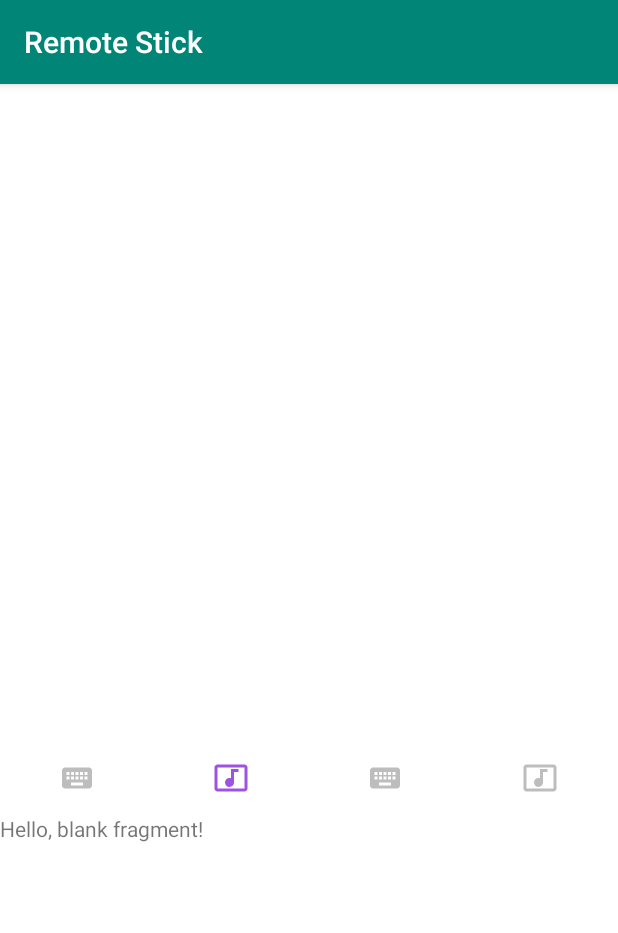
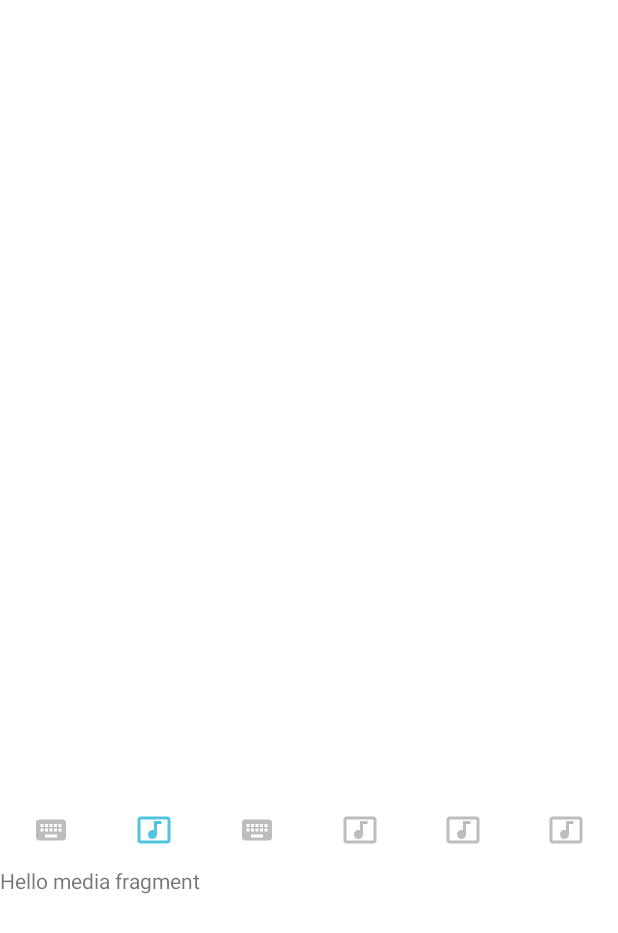
Before and after one commit to VladaMamutova/RemoteStick, an Android app: the ControlActivity screen opened directly, with no data from a screen before it, tab 2 chosen, on a phone screen of 412 x 824 dp. Shown: the top 933 px of the screen. Run offline under Robolectric (Android 15) with nearby library versions, the phone set to English and light mode, and no system bars.

Commit message:
style(client): setup tablayout, show/hide viewPager, set icon's color

```diff
--- a/RemoteStick/app/src/main/AndroidManifest.xml
+++ b/RemoteStick/app/src/main/AndroidManifest.xml
@@ -13,7 +13,8 @@
             android:roundIcon="@mipmap/ic_launcher_round"
             android:supportsRtl="true"
             android:theme="@style/AppTheme">
-        <activity android:name=".ui.activities.ControlActivity">
+        <activity android:name=".ui.activities.ControlActivity"
+                  android:theme="@style/Theme.AppCompat.Light.NoActionBar">
         </activity>
         <activity android:name=".ui.activities.AddDeviceActivity">
         </activity>
--- a/RemoteStick/app/src/main/java/ru/vladamamutova/remotestick/ui/activities/ControlActivity.kt
+++ b/RemoteStick/app/src/main/java/ru/vladamamutova/remotestick/ui/activities/ControlActivity.kt
@@ -3,16 +3,22 @@ package ru.vladamamutova.remotestick.ui.activities
 import android.content.Intent
 import android.os.Build
 import android.os.Bundle
+import android.view.View
+import android.widget.RelativeLayout
 import android.widget.Toast
 import androidx.appcompat.app.AppCompatActivity
 import androidx.core.content.ContextCompat
 import androidx.viewpager.widget.ViewPager
+import com.google.android.material.tabs.TabLayout
+import com.google.android.material.tabs.TabLayout.OnTabSelectedListener
 import kotlinx.android.synthetic.main.activity_control.*
 import ru.vladamamutova.remotestick.R
 import ru.vladamamutova.remotestick.service.RemoteStickClient
 import ru.vladamamutova.remotestick.ui.adapters.ViewPagerAdapter
 import ru.vladamamutova.remotestick.ui.fragments.KeyboardFragment
+import ru.vladamamutova.remotestick.ui.fragments.MediaFragment
 import kotlin.concurrent.thread
+
 
 class ControlActivity : AppCompatActivity() {
     private var disconnectionToast: Toast? = null
@@ -21,6 +27,11 @@ class ControlActivity : AppCompatActivity() {
         super.onCreate(savedInstanceState)
         setContentView(R.layout.activity_control)
 
+        viewPager.layoutParams = RelativeLayout.LayoutParams(
+            RelativeLayout.LayoutParams.MATCH_PARENT,
+            (resources.displayMetrics.heightPixels * 0.3).toInt())
+            .apply { addRule(RelativeLayout.BELOW, R.id.tabs); }
+
         setupViewPager(viewPager)
         tabs.setupWithViewPager(viewPager)
 
@@ -28,13 +39,49 @@ class ControlActivity : AppCompatActivity() {
         tabs.getTabAt(1)!!.setIcon(R.drawable.ic_music_video)
         tabs.getTabAt(2)!!.setIcon(R.drawable.ic_keyboard)
         tabs.getTabAt(3)!!.setIcon(R.drawable.ic_music_video)
+        tabs.getTabAt(4)!!.setIcon(R.drawable.ic_music_video)
+        tabs.getTabAt(5)!!.setIcon(R.drawable.ic_music_video)
 
         if (Build.VERSION.SDK_INT >= Build.VERSION_CODES.M) {
-            tabs.getTabAt(0)!!.icon!!.setTintList(ContextCompat.getColorStateList(this, R.color.violet_tab_selector))
-            tabs.getTabAt(1)!!.icon!!.setTintList(ContextCompat.getColorStateList(this, R.color.blue_tab_selector))
-            tabs.getTabAt(2)!!.icon!!.setTintList(ContextCompat.getColorStateList(this, R.color.green_tab_selector))
-            tabs.getTabAt(3)!!.icon!!.setTintList(ContextCompat.getColorStateList(this, R.color.pink_tab_selector))
+            tabs.getTabAt(0)!!.setIconTintList(R.color.violet_tab_selector)
+            tabs.getTabAt(1)!!.setIconTintList(R.color.blue_tab_selector)
+            tabs.getTabAt(2)!!.setIconTintList(R.color.green_tab_selector)
+            tabs.getTabAt(3)!!.setIconTintList(R.color.pink_tab_selector)
+            tabs.getTabAt(4)!!.setIconTintList(R.color.violet_tab_selector)
+            tabs.getTabAt(5)!!.setIconTintList(R.color.blue_tab_selector)
         }
+
+        tabs.addOnTabSelectedListener(object : OnTabSelectedListener {
+            override fun onTabSelected(tab: TabLayout.Tab) {
+                // При выборе вкладки в любом случае панель инструментов
+                // должна быть открыта.
+                if (viewPager.visibility == View.GONE) {
+                    viewPager.visibility = View.VISIBLE
+                }
+                if (Build.VERSION.SDK_INT >= Build.VERSION_CODES.M) {
+                    when(tab.position) {
+                        0 -> tab.setIconTintList(R.color.violet_tab_selector)
+                        1 -> tab.setIconTintList(R.color.blue_tab_selector)
+                        2 -> tab.setIconTintList(R.color.green_tab_selector)
+                        3 -> tab.setIconTintList(R.color.pink_tab_selector)
+                        4 -> tab.setIconTintList(R.color.violet_tab_selector)
+                        5 -> tab.setIconTintList(R.color.blue_tab_selector)
+                    }
+                }
+            }
+            override fun onTabUnselected(tab: TabLayout.Tab) {}
+            override fun onTabReselected(tab: TabLayout.Tab) {
+                // При повторном выборе вкладки скрываем
+                // панель инструментов, если она была открыта.
+                if (viewPager.visibility == View.VISIBLE) {
+                    viewPager.visibility = View.GONE
+                    tab.setIconTintList(R.color.grey)
+                    tabs.selectTab(null)
+                } /*else {
+                    viewPager.visibility = View.VISIBLE
+                }*/
+            }
+        })
 
         thread {
             RemoteStickClient.myInstance.run()
@@ -54,8 +101,17 @@ class ControlActivity : AppCompatActivity() {
         }
     }
 
+    private fun TabLayout.Tab.setIconTintList(colorResource: Int) {
+        this.icon?.setTintList(
+            ContextCompat.getColorStateList(
+                applicationContext, colorResource
+            )
+        )
+    }
     private fun setupViewPager(viewPager : ViewPager) {
         val adapter = ViewPagerAdapter(supportFragmentManager)
+        adapter.addFragment(KeyboardFragment())
+        adapter.addFragment(MediaFragment())
         adapter.addFragment(KeyboardFragment())
         adapter.addFragment(KeyboardFragment())
         adapter.addFragment(KeyboardFragment())
--- a/RemoteStick/app/src/main/java/ru/vladamamutova/remotestick/ui/activities/MainActivity.kt
+++ b/RemoteStick/app/src/main/java/ru/vladamamutova/remotestick/ui/activities/MainActivity.kt
@@ -40,7 +40,8 @@ class MainActivity : AppCompatActivity() {
     }
 
     fun addDevice(view: View) {
-        val intent = Intent(this, AddDeviceActivity::class.java)
+        //val intent = Intent(this, AddDeviceActivity::class.java)
+        val intent = Intent(this, ControlActivity::class.java)
         startActivity(intent)
         finish()
     }
--- a/RemoteStick/app/src/main/java/ru/vladamamutova/remotestick/ui/adapters/ViewPagerAdapter.kt
+++ b/RemoteStick/app/src/main/java/ru/vladamamutova/remotestick/ui/adapters/ViewPagerAdapter.kt
@@ -1,5 +1,6 @@
 package ru.vladamamutova.remotestick.ui.adapters
 
+import android.text.BoringLayout
 import androidx.fragment.app.Fragment
 import androidx.fragment.app.FragmentManager
 import androidx.fragment.app.FragmentStatePagerAdapter
--- /dev/null
+++ b/RemoteStick/app/src/main/java/ru/vladamamutova/remotestick/ui/custom/NonScrollableViewPager.kt
@@ -0,0 +1,53 @@
+package ru.vladamamutova.remotestick.ui.custom
+
+import android.content.Context
+import android.util.AttributeSet
+import android.view.MotionEvent
+import android.view.animation.DecelerateInterpolator
+import android.widget.Scroller
+import androidx.viewpager.widget.ViewPager
+import java.lang.reflect.Field
+
+
+class NonScrollableViewPager : ViewPager {
+    constructor(context: Context) : super(context) {
+        setMyScroller()
+    }
+
+    constructor(context: Context, attrs: AttributeSet?) : super(context, attrs) {
+        setMyScroller()
+    }
+
+    override fun onTouchEvent(event: MotionEvent?): Boolean {
+        performClick()
+        // Не позволяем скролл при перемещении между вкладками.
+        return false
+    }
+
+    override fun onInterceptTouchEvent(event: MotionEvent?): Boolean {
+        // Не позволяем скролл при перемещении между вкладками.
+        return false
+    }
+
+    override fun performClick(): Boolean {
+        return super.performClick()
+    }
+
+    private fun setMyScroller() {
+        try {
+            val viewpager: Class<*> = ViewPager::class.java
+            val scroller: Field = viewpager.getDeclaredField("mScroller")
+            scroller.isAccessible = true
+            scroller.set(this, MyScroller(context))
+        } catch (e: Exception) {
+            e.printStackTrace()
+        }
+    }
+
+    private class MyScroller(context: Context?) : Scroller(context, DecelerateInterpolator()) {
+        override fun startScroll(startX: Int, startY: Int, dx: Int, dy: Int, duration: Int) {
+            // Для плавного открытия вкладки устанавливаем длительность скролла в 0.005 секунд.
+            super.startScroll(startX, startY, dx, dy, 5 /*0,005 sec*/)
+        }
+    }
+}
--- a/RemoteStick/app/src/main/java/ru/vladamamutova/remotestick/ui/fragments/KeyboardFragment.kt
+++ b/RemoteStick/app/src/main/java/ru/vladamamutova/remotestick/ui/fragments/KeyboardFragment.kt
@@ -42,6 +42,7 @@ class KeyboardFragment : Fragment() {
         // Inflate the layout for this fragment
         return inflater.inflate(R.layout.fragment_keyboard, container, false)
     }
+
 
    /* // TODO: Rename method, update argument and hook method into UI event
     fun onButtonPressed(uri: Uri) {
@@ -89,7 +90,7 @@ class KeyboardFragment : Fragment() {
          */
         // TODO: Rename and change types and number of parameters
         @JvmStatic
-        fun newInstance(): KeyboardFragment = KeyboardFragment()
+        fun newInstance() = KeyboardFragment()
         /*fun newInstance(param1: String, param2: String) =
             KeyboardFragment().apply {
                 arguments = Bundle().apply {
--- /dev/null
+++ b/RemoteStick/app/src/main/java/ru/vladamamutova/remotestick/ui/fragments/MediaFragment.kt
@@ -0,0 +1,55 @@
+package ru.vladamamutova.remotestick.ui.fragments
+
+import android.os.Bundle
+import androidx.fragment.app.Fragment
+import android.view.LayoutInflater
+import android.view.View
+import android.view.ViewGroup
+
+import ru.vladamamutova.remotestick.R
+
+// TODO: Rename parameter arguments, choose names that match
+// the fragment initialization parameters, e.g. ARG_ITEM_NUMBER
+private const val ARG_PARAM1 = "param1"
+private const val ARG_PARAM2 = "param2"
+
+/**
+ * A simple [Fragment] subclass.
+ * Use the [MediaFragment.newInstance] factory method to
+ * create an instance of this fragment.
+ */
+class MediaFragment : Fragment() {
+    // TODO: Rename and change types of parameters
+   /* private var param1: String? = null
+    private var param2: String? = null
+
+    override fun onCreate(savedInstanceState: Bundle?) {
+        super.onCreate(savedInstanceState)
+        arguments?.let {
+            param1 = it.getString(ARG_PARAM1)
+            param2 = it.getString(ARG_PARAM2)
+        }
+    }
+*/
+    override fun onCreateView(
+        inflater: LayoutInflater, container: ViewGroup?,
+        savedInstanceState: Bundle?
+    ): View? {
+        // Inflate the layout for this fragment
+        return inflater.inflate(R.layout.fragment_media, container, false)
+    }
+
+    companion object {
+        /**
+         * Use this factory method to create a new instance of
+         * this fragment using the provided parameters.
+         *
+         * @param param1 Parameter 1.
+         * @param param2 Parameter 2.
+         * @return A new instance of fragment MediaFragment.
+         */
+        // TODO: Rename and change types and number of parameters
+        @JvmStatic
+        fun newInstance() = MediaFragment()
+    }
+}
--- a/RemoteStick/app/src/main/res/layout/activity_control.xml
+++ b/RemoteStick/app/src/main/res/layout/activity_control.xml
@@ -1,23 +1,28 @@
 <?xml version="1.0" encoding="utf-8"?>
-<LinearLayout
+<androidx.constraintlayout.widget.ConstraintLayout
         xmlns:android="http://schemas.android.com/apk/res/android"
         xmlns:tools="http://schemas.android.com/tools"
         xmlns:app="http://schemas.android.com/apk/res-auto"
         tools:context=".ui.activities.ControlActivity"
         android:layout_width="match_parent"
         android:layout_height="match_parent"
-        android:orientation="vertical"
-        android:weightSum="7"
         android:background="@android:color/white">
 
     <androidx.constraintlayout.widget.ConstraintLayout
             android:layout_width="match_parent"
             android:layout_height="0dp"
-            android:layout_weight="4"/>
+            app:layout_constraintTop_toTopOf="parent"
+            app:layout_constraintStart_toStartOf="parent"
+            app:layout_constraintEnd_toEndOf="parent"
+            app:layout_constraintBottom_toTopOf="@+id/toolbar"
+    />
 
-    <RelativeLayout android:layout_width="match_parent"
-                    android:layout_height="0dp"
-                    android:layout_weight="3">
+    <RelativeLayout android:id="@+id/toolbar"
+                    android:layout_width="match_parent"
+                    android:layout_height="wrap_content"
+                    app:layout_constraintStart_toStartOf="parent"
+                    app:layout_constraintEnd_toEndOf="parent"
+                    app:layout_constraintBottom_toBottomOf="parent">
 
         <com.google.android.material.tabs.TabLayout
                 android:id="@+id/tabs"
@@ -27,12 +32,13 @@
                 app:tabMode="fixed"
                 app:tabGravity="fill"/>
 
-        <androidx.viewpager.widget.ViewPager
+        <ru.vladamamutova.remotestick.ui.custom.NonScrollableViewPager
                 android:id="@+id/viewPager"
                 android:layout_width="match_parent"
-                android:layout_height="match_parent"
-                android:layout_below="@+id/tabs"/>
+                android:layout_height="250dp"
+                android:layout_below="@+id/tabs"
+        />
 
     </RelativeLayout>
 
-</LinearLayout>
+</androidx.constraintlayout.widget.ConstraintLayout>
--- /dev/null
+++ b/RemoteStick/app/src/main/res/layout/fragment_media.xml
@@ -0,0 +1,14 @@
+<?xml version="1.0" encoding="utf-8"?>
+<FrameLayout xmlns:android="http://schemas.android.com/apk/res/android"
+             xmlns:tools="http://schemas.android.com/tools"
+             android:layout_width="match_parent"
+             android:layout_height="match_parent"
+             tools:context=".ui.fragments.MediaFragment">
+
+    <!-- TODO: Update blank fragment layout -->
+    <TextView
+            android:layout_width="match_parent"
+            android:layout_height="match_parent"
+            android:text="@string/hello_media_fragment"/>
+
+</FrameLayout>
--- a/RemoteStick/app/src/main/res/values/strings.xml
+++ b/RemoteStick/app/src/main/res/values/strings.xml
@@ -6,4 +6,8 @@
     <string name="ip_address">IP-адрес:</string>
     <string name="ip_address_example">Например, 192.168.0.102</string>
     <string name="action_connect">Подключиться</string>
+
+    <!-- TODO: Remove or change this placeholder text -->
+    <string name="hello_blank_fragment">Hello blank fragment</string>
+    <string name="hello_media_fragment">Hello media fragment</string>
 </resources>
--- a/RemoteStick/app/src/main/res/values/styles.xml
+++ b/RemoteStick/app/src/main/res/values/styles.xml
@@ -11,7 +11,7 @@
     <style name="CustomTabLayout" parent="Widget.Design.TabLayout">
         <item name="tabIndicatorColor">@android:color/transparent</item>
         <item name="tabIndicatorHeight">0dp</item>
-        <item name="tabIconTint">@color/violet_tab_selector</item>
+        <item name="tabIconTint">@color/grey</item>
         <item name="tabBackground">@drawable/tab_bar_background</item>
         <item name="android:theme">@style/UnselectableItemTheme</item>
     </style>
```
